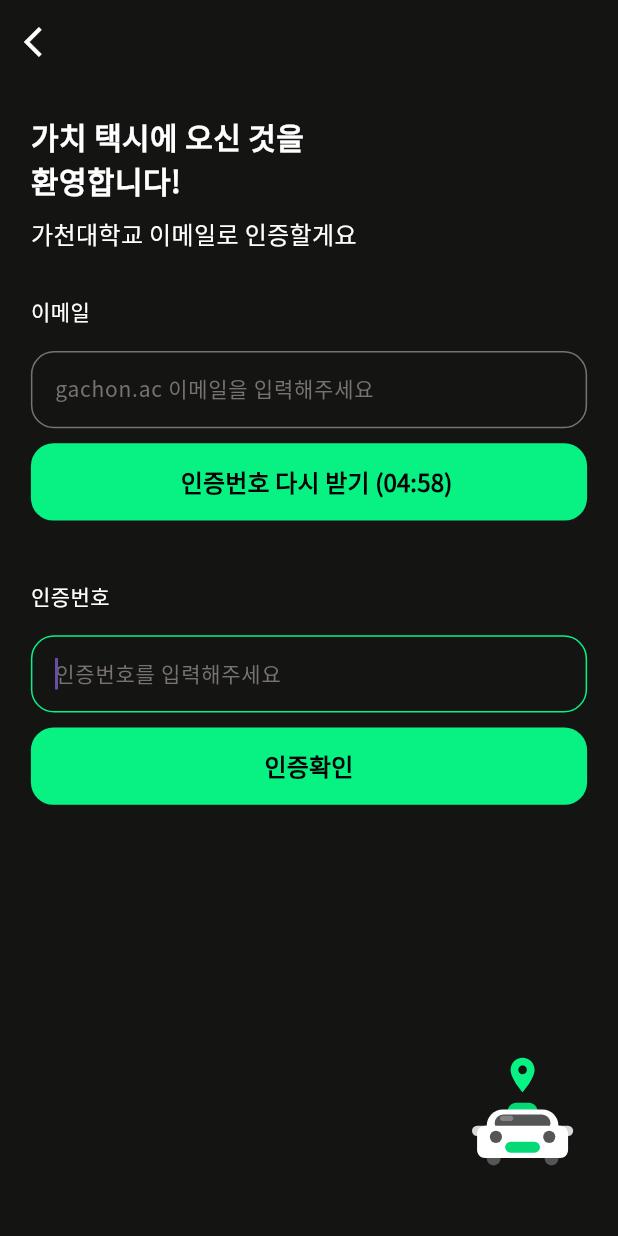
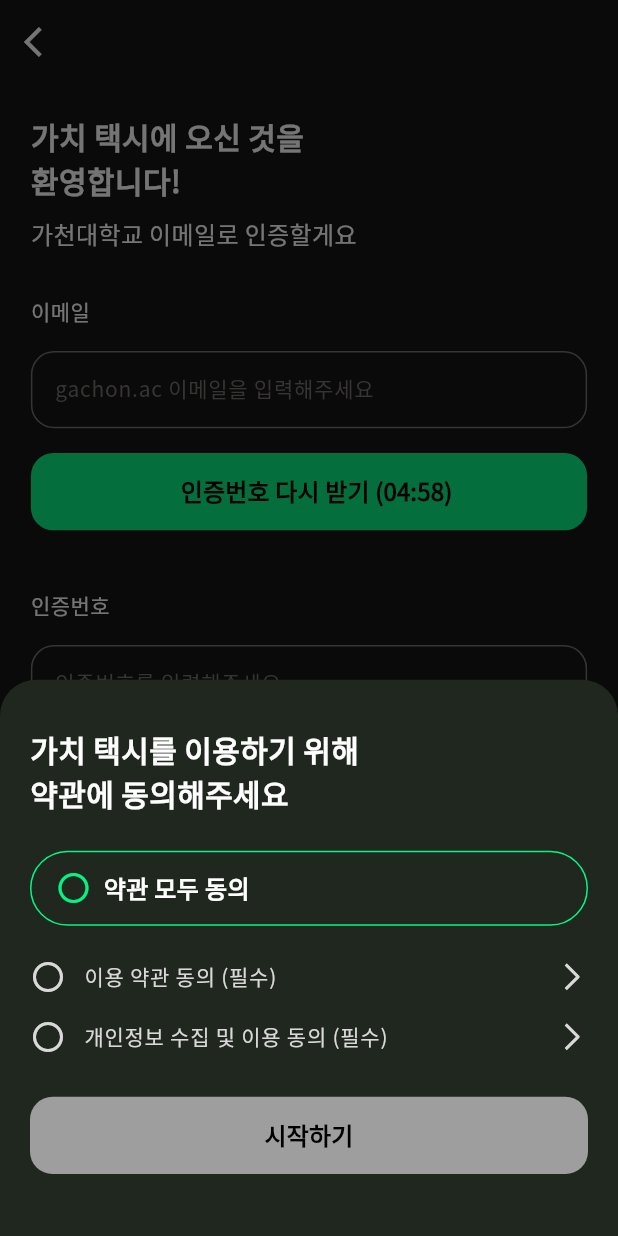
Before and after one commit to Leets-Official/Gachtaxi-Mobile, a Flutter app: the EmailVerificationView widget shown alone on an empty page, opened directly, after a tap on "인증번호 받기", after a tap on "인증확인", on a phone screen of 412 x 824 dp. Run offline on Flutter 3.47's test engine with Material 3 defaults, Android fonts, the phone set to English and light mode, and no system bars; our stand-ins replace flutter_dotenv, flutter_riverpod, flutter_screenutil, flutter_svg, freezed_annotation, google_maps_flutter and 3 more; generated files the repository leaves out were written again; network calls fail.

```diff
--- a/lib/common/constants/spacing.dart
+++ b/lib/common/constants/spacing.dart
@@ -2,8 +2,10 @@ class AppSpacing {
   static const double spaceExtraSmall = 4.0;
   static const double spaceSmall = 8.0;
   static const double spaceExtraMedium = 10.0;
+  static const double SpaceExtraExtraMedium = 12.0;
   static const double spaceMedium = 14.0;
   static const double spaceCommon = 16.0;
+  static const double spaceExtraCommon = 20.0;
   static const double spaceLarge = 24.0;
   static const double spaceExtraLarge = 32.0;
 }
--- /dev/null
+++ b/lib/common/modal/term_agreement_modal.dart
@@ -0,0 +1,151 @@
+import 'package:flutter/material.dart';
+import 'package:gachtaxi_app/common/components/button.dart';
+import 'package:gachtaxi_app/common/constants/colors.dart';
+import 'package:gachtaxi_app/common/constants/typography.dart';
+import 'package:gachtaxi_app/common/constants/spacing.dart';
+import 'package:flutter_svg/svg.dart';
+import 'package:gachtaxi_app/common/util/slide_page_route.dart';
+import 'package:gachtaxi_app/domain/sign-up/view/sign_up_screen.dart';
+
+class TermsAgreementModal extends StatefulWidget {
+  const TermsAgreementModal({Key? key}) : super(key: key);
+
+  @override
+  State<TermsAgreementModal> createState() => _TermsAgreementModalState();
+}
+
+class _TermsAgreementModalState extends State<TermsAgreementModal> {
+  bool allChecked = false;
+  bool termsChecked = false;
+  bool privacyChecked = false;
+
+  void _updateCheckbox(bool? value, String type) {
+    setState(() {
+      if (type == "all") {
+        allChecked = value ?? false;
+        termsChecked = allChecked;
+        privacyChecked = allChecked;
+      } else if (type == "terms") {
+        termsChecked = value ?? false;
+      } else if (type == "privacy") {
+        privacyChecked = value ?? false;
+      }
+
+      if (termsChecked && privacyChecked) {
+        allChecked = true;
+      } else {
+        allChecked = false;
+      }
+    });
+  }
+
+  @override
+  Widget build(BuildContext context) {
+    return Column(
+      crossAxisAlignment: CrossAxisAlignment.start,
+      children: [
+        const Text(
+          "가치 택시를 이용하기 위해\n약관에 동의해주세요",
+          style: TextStyle(
+            fontSize: AppTypography.fontSizeExtraLarge,
+            fontWeight: AppTypography.fontWeightBold,
+            color: Colors.white,
+          ),
+        ),
+        const SizedBox(height: AppSpacing.spaceLarge),
+
+        _buildCheckboxTile("약관 모두 동의", allChecked, (value) {
+          _updateCheckbox(value, "all");
+        }, isBold: true, isAllAgreement: true),
+        const SizedBox(height: AppSpacing.spaceMedium),
+
+        _buildCheckboxTile("이용 약관 동의 (필수)", termsChecked, (value) {
+          _updateCheckbox(value, "terms");
+        }),
+
+        _buildCheckboxTile("개인정보 수집 및 이용 동의 (필수)", privacyChecked, (value) {
+          _updateCheckbox(value, "privacy");
+        }),
+
+        const SizedBox(height: AppSpacing.spaceExtraCommon),
+
+        Button(
+          buttonText: "시작하기",
+          backgroundColor: allChecked ? AppColors.primary : Colors.grey,
+          textColor: Colors.black,
+          onPressed: allChecked
+              ? () {
+            Navigator.pop(context);
+            Navigator.push(
+              context,
+              SlidePageRoute(screen: SignUpScreen()),
+            );
+          }
+              : null,
+        ),
+      ],
+    );
+  }
+
+  Widget _buildCheckboxTile(String title, bool value, Function(bool?) onChanged, {bool isBold = false, bool isAllAgreement = false}) {
+    return GestureDetector(
+      onTap: () => onChanged(!value),
+      child: isAllAgreement
+          ? Container(
+        padding: const EdgeInsets.symmetric(vertical: AppSpacing.SpaceExtraExtraMedium, horizontal: AppSpacing.spaceCommon),
+        decoration: BoxDecoration(
+          borderRadius: BorderRadius.circular(AppSpacing.spaceExtraLarge),
+          border: Border.all(color: AppColors.primary, width: 1),
+        ),
+        child: Row(
+          children: [
+            Icon(
+              value ? Icons.circle : Icons.circle_outlined,
+              color: AppColors.primary,
+              size: 24,
+            ),
+            const SizedBox(width: AppSpacing.spaceSmall),
+            Text(
+              title,
+              style: TextStyle(
+                color: Colors.white,
+                fontWeight: AppTypography.fontWeightSemibold,
+                fontSize: AppTypography.fontSizeMedium
+              ),
+            ),
+          ],
+        ),
+      )
+          : Container(
+        width: double.infinity,
+        child: ListTile(
+          contentPadding: EdgeInsets.zero,
+          dense: true,
+          visualDensity: VisualDensity.compact,
+          leading: GestureDetector(
+            onTap: () => onChanged(!value),
+            child: Icon(
+              value ? Icons.circle : Icons.circle_outlined,
+              color: value ? AppColors.primary : AppColors.lightGray,
+              size: AppSpacing.spaceLarge,
+            ),
+          ),
+          title: Text(
+            title,
+            style: TextStyle(
+              color: AppColors.lightGray,
+              fontWeight: AppTypography.fontWeightMedium,
+              fontSize: AppTypography.fontSizeSmall,
+            ),
+          ),
+          trailing: SvgPicture.asset(
+            'assets/icons/modal_next_icon.svg',
+            width: AppSpacing.spaceExtraCommon,
+            height: AppSpacing.spaceExtraCommon,
+          ),
+          onTap: () => onChanged(!value),
+        ),
+      ),
+    );
+  }
+}
--- /dev/null
+++ b/lib/common/util/modal_utils.dart
@@ -0,0 +1,39 @@
+import 'package:flutter/material.dart';
+import 'package:gachtaxi_app/common/constants/spacing.dart';
+
+class ModalUtils {
+  static void showCommonBottomSheet({
+    required BuildContext context,
+    required Widget content,
+    double heightFactor = 0.45,
+  }) {
+    showModalBottomSheet(
+      context: context,
+      backgroundColor: Colors.transparent,
+      isScrollControlled: true,
+      shape: const RoundedRectangleBorder(
+        borderRadius: BorderRadius.vertical(top: Radius.circular(24)),
+      ),
+      builder: (BuildContext context) {
+        return FractionallySizedBox(
+          heightFactor: heightFactor,
+          child: Container(
+            decoration: const BoxDecoration(
+              color: Color(0xFF20271E),
+              borderRadius: BorderRadius.vertical(top: Radius.circular(24)),
+            ),
+            child: Padding(
+              padding: const EdgeInsets.only(
+                top: AppSpacing.spaceExtraLarge,
+                left: AppSpacing.spaceExtraCommon,
+                right: AppSpacing.spaceExtraCommon,
+                bottom: AppSpacing.spaceExtraCommon,
+              ),
+              child: content,
+            ),
+          ),
+        );
+      },
+    );
+  }
+}
--- a/lib/domain/sign-up/view/email_verification_screen.dart
+++ b/lib/domain/sign-up/view/email_verification_screen.dart
@@ -8,6 +8,9 @@ import 'package:flutter_svg/flutter_svg.dart';
 import 'package:gachtaxi_app/domain/sign-up/utils/timer_manager.dart';
 import 'package:gachtaxi_app/common/layout/default_layout.dart';
 import 'package:gachtaxi_app/common/constants/spacing.dart';
+import 'package:gachtaxi_app/common/modal/term_agreement_modal.dart';
+import 'package:gachtaxi_app/common/util/modal_utils.dart';
+import 'package:flutter_screenutil/flutter_screenutil.dart';
 
 class EmailVerificationScreen extends StatelessWidget {
   const EmailVerificationScreen({Key? key}) : super(key: key);
@@ -68,7 +71,7 @@ class _EmailVerificationViewState extends State<EmailVerificationView> {
           Padding(
             padding: EdgeInsets.all(MediaQuery.of(context).size.width * 0.05),
             child: Column(
-              crossAxisAlignment: CrossAxisAlignment.start,
+              crossAxisAlignment: CrossAxisAlignment.stretch,
               children: [
                 const Text(
                   "가치 택시에 오신 것을\n환영합니다!",
@@ -78,7 +81,8 @@ class _EmailVerificationViewState extends State<EmailVerificationView> {
                     fontWeight: FontWeight.bold,
                   ),
                 ),
-                const SizedBox(height: AppSpacing.spaceExtraMedium),                const Text(
+                const SizedBox(height: AppSpacing.spaceExtraMedium),
+                const Text(
                   "가천대학교 이메일로 인증할게요",
                   style: TextStyle(
                     color: Colors.white,
@@ -96,9 +100,7 @@ class _EmailVerificationViewState extends State<EmailVerificationView> {
                   focusNode: emailFocusNode,
                   autoFocus: true,
                 ),
-
-                const SizedBox(height: AppSpacing.spaceExtraMedium),
-
+                SizedBox(height: 16.h),
                 Button(
                   buttonText: timerManager.isFirstClick
                       ? "인증번호 받기"
@@ -121,16 +123,18 @@ class _EmailVerificationViewState extends State<EmailVerificationView> {
                     keyboardType: TextInputType.number,
                     focusNode: codeFocusNode,
                   ),
-                  const SizedBox(height: AppSpacing.spaceExtraMedium),                  SizedBox(
-                    width: double.infinity,
-                    child: Button(
+                  SizedBox(height: 16.h),
+                  Button(
                     buttonText: "인증확인",
                     backgroundColor: AppColors.primary,
                     textColor: Colors.black,
                     onPressed: () {
                       // TODO: 인증번호 검증 로직 추가
+                      ModalUtils.showCommonBottomSheet(
+                        context: context,
+                        content: const TermsAgreementModal(),
+                      );
                     },
-                    ),
                   ),
                 ],
               ],
--- a/lib/main.dart
+++ b/lib/main.dart
@@ -3,7 +3,7 @@ import 'package:flutter/services.dart';
 import 'package:flutter_riverpod/flutter_riverpod.dart';
 import 'package:flutter_dotenv/flutter_dotenv.dart';
 import 'package:flutter_screenutil/flutter_screenutil.dart';
-import 'package:gachtaxi_app/domain/home/view/home_screen.dart';
+import 'package:gachtaxi_app/domain/landing/view/landing_screen.dart';
 import 'package:intl/date_symbol_data_local.dart';
 
 void main() async {
@@ -39,7 +39,7 @@ void main() async {
             theme: ThemeData(
               fontFamily: 'NotoSansKR',
             ),
-            home: HomeScreen(),
+            home: LandingScreen(),
             debugShowCheckedModeBanner: false,
           );
         },
--- a/pubspec.yaml
+++ b/pubspec.yaml
@@ -47,6 +47,7 @@ dependencies:
   provider: ^6.1.2
   flutter_screenutil: ^5.9.3
   intl: ^0.20.2
+  image_picker: ^1.1.2
 
 dev_dependencies:
   flutter_test:
```
Also changed, not shown: lib/common/modal/custom_modal.dart (deleted, +0 -22 lines), lib/domain/sign-up/components/gender_toggle.dart (added, +105 -0 lines), lib/domain/sign-up/components/profile_upload.dart (added, +70 -0 lines), lib/domain/sign-up/modal/term_agreement_modal.dart (added, +162 -0 lines), lib/domain/sign-up/view/sign_up_screen.dart (+138 -0 lines), assets/icons/back_icon.svg (deleted), assets/icons/camera_icon.svg (added), assets/icons/cancel_image.svg (added), assets/icons/modal_next_icon.svg (added), pubspec.lock, 4 other files. Lines whose indentation alone changed are shown as unchanged.
